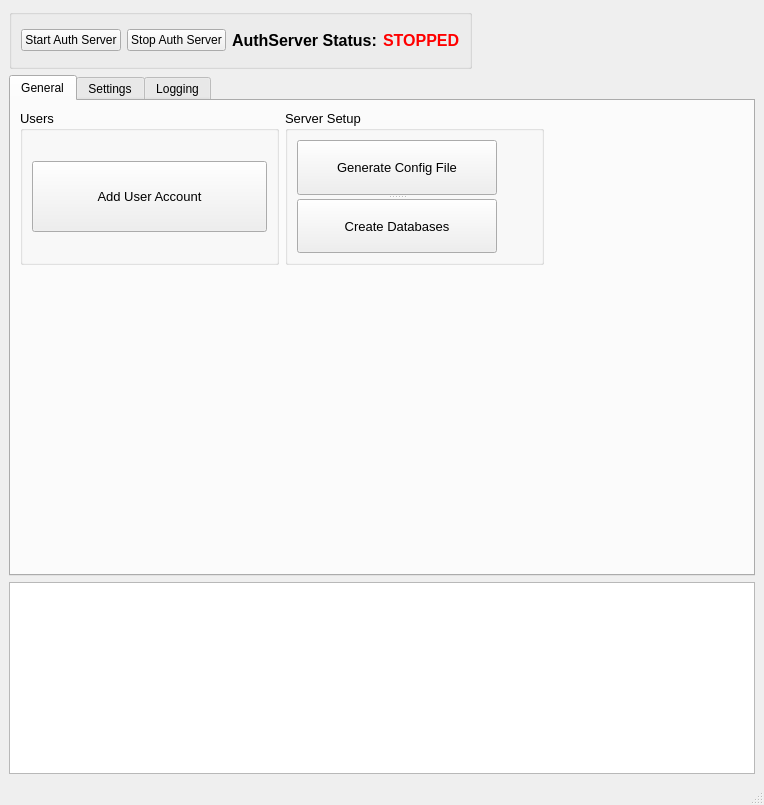
Old version of the form Projects/CoX/Utilities/SEGSAdmin/SEGSAdminTool.ui in the repository Segs/Segs.
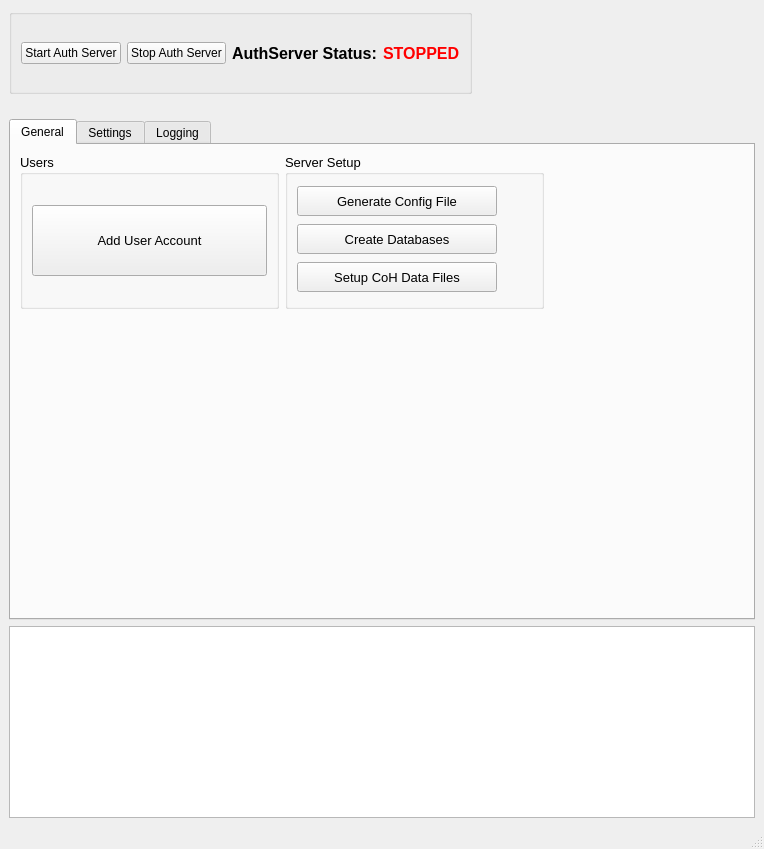
New version of the form. Icons and pictures are not drawn.

Commit message: SEGSAdmin Piggtool Update

Diff of the .ui file:
```diff
--- a/Projects/CoX/Utilities/SEGSAdmin/SEGSAdminTool.ui
+++ b/Projects/CoX/Utilities/SEGSAdmin/SEGSAdminTool.ui
@@ -7,7 +7,7 @@
     <x>0</x>
     <y>0</y>
     <width>764</width>
-    <height>805</height>
+    <height>849</height>
    </rect>
   </property>
   <property name="maximumSize">
@@ -23,14 +23,82 @@
    <bool>false</bool>
   </property>
   <property name="windowTitle">
-   <string>SEGSAdminTool</string>
+   <string>SEGSAdmin</string>
   </property>
   <property name="windowIcon">
-   <iconset>
+   <iconset resource="resources.qrc">
     <normaloff>:/icons/segs.bmp</normaloff>:/icons/segs.bmp</iconset>
   </property>
   <widget class="QWidget" name="centralwidget">
-   <layout class="QGridLayout" name="gridLayout">
+   <layout class="QFormLayout" name="formLayout">
+    <item row="0" column="0">
+     <widget class="QGroupBox" name="groupBox">
+      <property name="title">
+       <string/>
+      </property>
+      <layout class="QHBoxLayout" name="horizontalLayout_3">
+       <item>
+        <widget class="QPushButton" name="authserver_start">
+         <property name="text">
+          <string>Start Auth Server</string>
+         </property>
+        </widget>
+       </item>
+       <item>
+        <widget class="QPushButton" name="authserver_stop">
+         <property name="text">
+          <string>Stop Auth Server</string>
+         </property>
+        </widget>
+       </item>
+       <item>
+        <layout class="QHBoxLayout" name="horizontalLayout">
+         <item>
+          <widget class="QLabel" name="authserver_label">
+           <property name="font">
+            <font>
+             <pointsize>12</pointsize>
+             <weight>75</weight>
+             <bold>true</bold>
+            </font>
+           </property>
+           <property name="text">
+            <string>AuthServer Status:</string>
+           </property>
+          </widget>
+         </item>
+         <item>
+          <widget class="QLabel" name="authserver_status">
+           <property name="font">
+            <font>
+             <pointsize>12</pointsize>
+             <weight>75</weight>
+             <bold>true</bold>
+            </font>
+           </property>
+           <property name="styleSheet">
+            <string notr="true">color: rgb(255, 0, 0);</string>
+           </property>
+           <property name="text">
+            <string>STOPPED</string>
+           </property>
+          </widget>
+         </item>
+        </layout>
+       </item>
+      </layout>
+     </widget>
+    </item>
+    <item row="0" column="1">
+     <widget class="QLabel" name="label">
+      <property name="text">
+       <string>&lt;html&gt;&lt;head/&gt;&lt;body&gt;&lt;p&gt;&lt;img src=&quot;:/logo/logo3.png&quot;/&gt;&lt;/p&gt;&lt;/body&gt;&lt;/html&gt;</string>
+      </property>
+      <property name="alignment">
+       <set>Qt::AlignRight|Qt::AlignTrailing|Qt::AlignVCenter</set>
+      </property>
+     </widget>
+    </item>
     <item row="1" column="0" colspan="2">
      <widget class="QTabWidget" name="tabWidget">
       <property name="maximumSize">
@@ -64,42 +132,6 @@
           <property name="bottomMargin">
            <number>300</number>
           </property>
-          <item row="0" column="0">
-           <widget class="QGroupBox" name="databases_box">
-            <property name="font">
-             <font>
-              <pointsize>10</pointsize>
-             </font>
-            </property>
-            <property name="title">
-             <string>Users</string>
-            </property>
-            <layout class="QGridLayout" name="gridLayout_3">
-             <item row="0" column="0">
-              <widget class="QPushButton" name="createUser">
-               <property name="minimumSize">
-                <size>
-                 <width>0</width>
-                 <height>23</height>
-                </size>
-               </property>
-               <property name="maximumSize">
-                <size>
-                 <width>16777215</width>
-                 <height>71</height>
-                </size>
-               </property>
-               <property name="toolTip">
-                <string>&lt;html&gt;&lt;head/&gt;&lt;body&gt;&lt;p&gt;Adds a new user account&lt;/p&gt;&lt;/body&gt;&lt;/html&gt;</string>
-               </property>
-               <property name="text">
-                <string>Add User Account</string>
-               </property>
-              </widget>
-             </item>
-            </layout>
-           </widget>
-          </item>
           <item row="0" column="1">
            <widget class="QGroupBox" name="databases_box_2">
             <property name="font">
@@ -110,43 +142,76 @@
             <property name="title">
              <string>Server Setup</string>
             </property>
-            <layout class="QGridLayout" name="gridLayout_4">
-             <item row="0" column="0">
-              <layout class="QHBoxLayout" name="server_setup_buttons_layout">
+            <layout class="QHBoxLayout" name="horizontalLayout_6">
                <item>
-                <widget class="QSplitter" name="splitter">
-                 <property name="orientation">
-                  <enum>Qt::Vertical</enum>
-                 </property>
+              <layout class="QVBoxLayout" name="verticalLayout_3">
+               <item>
                  <widget class="QPushButton" name="gen_config_file">
+                 <property name="minimumSize">
+                  <size>
+                   <width>124</width>
+                   <height>30</height>
+                  </size>
+                 </property>
+                 <property name="maximumSize">
+                  <size>
+                   <width>300</width>
+                   <height>30</height>
+                  </size>
+                 </property>
                   <property name="text">
                    <string>Generate Config File</string>
                   </property>
                  </widget>
+               </item>
+               <item>
                  <widget class="QPushButton" name="runDBTool">
                   <property name="enabled">
                    <bool>true</bool>
                   </property>
                   <property name="minimumSize">
                    <size>
-                    <width>0</width>
-                    <height>23</height>
+                   <width>124</width>
+                   <height>30</height>
                    </size>
                   </property>
                   <property name="maximumSize">
                    <size>
-                    <width>16777215</width>
-                    <height>71</height>
+                   <width>300</width>
+                   <height>30</height>
                    </size>
                   </property>
                   <property name="text">
                    <string>Create Databases</string>
                   </property>
                  </widget>
+               </item>
+               <item>
+                <widget class="QPushButton" name="set_up_data_button">
+                 <property name="enabled">
+                  <bool>true</bool>
+                 </property>
+                 <property name="minimumSize">
+                  <size>
+                   <width>124</width>
+                   <height>30</height>
+                  </size>
+                 </property>
+                 <property name="maximumSize">
+                  <size>
+                   <width>300</width>
+                   <height>30</height>
+                  </size>
+                 </property>
+                 <property name="text">
+                  <string>Setup CoH Data Files</string>
+                 </property>
                 </widget>
                </item>
+              </layout>
+             </item>
                <item>
-                <layout class="QVBoxLayout" name="setup_icons_layout">
+              <layout class="QVBoxLayout" name="verticalLayout_2">
                  <item>
                   <widget class="QLabel" name="icon_status_config">
                    <property name="maximumSize">
@@ -179,9 +244,59 @@
                    </property>
                   </widget>
                  </item>
+               <item>
+                <widget class="QLabel" name="icon_status_data">
+                 <property name="maximumSize">
+                  <size>
+                   <width>29</width>
+                   <height>32</height>
+                  </size>
+                 </property>
+                 <property name="text">
+                  <string>&lt;html&gt;&lt;head/&gt;&lt;body&gt;&lt;p&gt;&lt;br/&gt;&lt;/p&gt;&lt;/body&gt;&lt;/html&gt;</string>
+                 </property>
+                 <property name="textFormat">
+                  <enum>Qt::RichText</enum>
+                 </property>
+                </widget>
+               </item>
                 </layout>
                </item>
               </layout>
+           </widget>
+          </item>
+          <item row="0" column="0">
+           <widget class="QGroupBox" name="databases_box">
+            <property name="font">
+             <font>
+              <pointsize>10</pointsize>
+             </font>
+            </property>
+            <property name="title">
+             <string>Users</string>
+            </property>
+            <layout class="QGridLayout" name="gridLayout_3">
+             <item row="0" column="0">
+              <widget class="QPushButton" name="createUser">
+               <property name="minimumSize">
+                <size>
+                 <width>0</width>
+                 <height>23</height>
+                </size>
+               </property>
+               <property name="maximumSize">
+                <size>
+                 <width>16777215</width>
+                 <height>71</height>
+                </size>
+               </property>
+               <property name="toolTip">
+                <string>&lt;html&gt;&lt;head/&gt;&lt;body&gt;&lt;p&gt;Adds a new user account&lt;/p&gt;&lt;/body&gt;&lt;/html&gt;</string>
+               </property>
+               <property name="text">
+                <string>Add User Account</string>
+               </property>
+              </widget>
              </item>
             </layout>
            </widget>
@@ -1089,13 +1204,6 @@
       </widget>
      </widget>
     </item>
-    <item row="0" column="1">
-     <widget class="QLabel" name="label">
-      <property name="text">
-       <string>&lt;html&gt;&lt;head/&gt;&lt;body&gt;&lt;p&gt;&lt;img src=&quot;:/logo/title_v3.png&quot;/&gt;&lt;/p&gt;&lt;/body&gt;&lt;/html&gt;</string>
-      </property>
-     </widget>
-    </item>
     <item row="2" column="0" colspan="2">
      <widget class="QPlainTextEdit" name="output">
       <property name="sizePolicy">
@@ -1124,64 +1232,6 @@
       </property>
      </widget>
     </item>
-    <item row="0" column="0">
-     <widget class="QGroupBox" name="groupBox">
-      <property name="title">
-       <string/>
-      </property>
-      <layout class="QHBoxLayout" name="horizontalLayout_3">
-       <item>
-        <widget class="QPushButton" name="authserver_start">
-         <property name="text">
-          <string>Start Auth Server</string>
-         </property>
-        </widget>
-       </item>
-       <item>
-        <widget class="QPushButton" name="authserver_stop">
-         <property name="text">
-          <string>Stop Auth Server</string>
-         </property>
-        </widget>
-       </item>
-       <item>
-        <layout class="QHBoxLayout" name="horizontalLayout">
-         <item>
-          <widget class="QLabel" name="authserver_label">
-           <property name="font">
-            <font>
-             <pointsize>12</pointsize>
-             <weight>75</weight>
-             <bold>true</bold>
-            </font>
-           </property>
-           <property name="text">
-            <string>AuthServer Status:</string>
-           </property>
-          </widget>
-         </item>
-         <item>
-          <widget class="QLabel" name="authserver_status">
-           <property name="font">
-            <font>
-             <pointsize>12</pointsize>
-             <weight>75</weight>
-             <bold>true</bold>
-            </font>
-           </property>
-           <property name="styleSheet">
-            <string notr="true">color: rgb(255, 0, 0);</string>
-           </property>
-           <property name="text">
-            <string>STOPPED</string>
-           </property>
-          </widget>
-         </item>
-        </layout>
-       </item>
-      </layout>
-     </widget>
-    </item>
    </layout>
   </widget>
   <widget class="QStatusBar" name="statusbar"/>
```
Left out of the diff: 4 changed lines with no effect on the pictures. Lines whose indentation alone changed are shown as unchanged. The commit also changes 10 other files.
